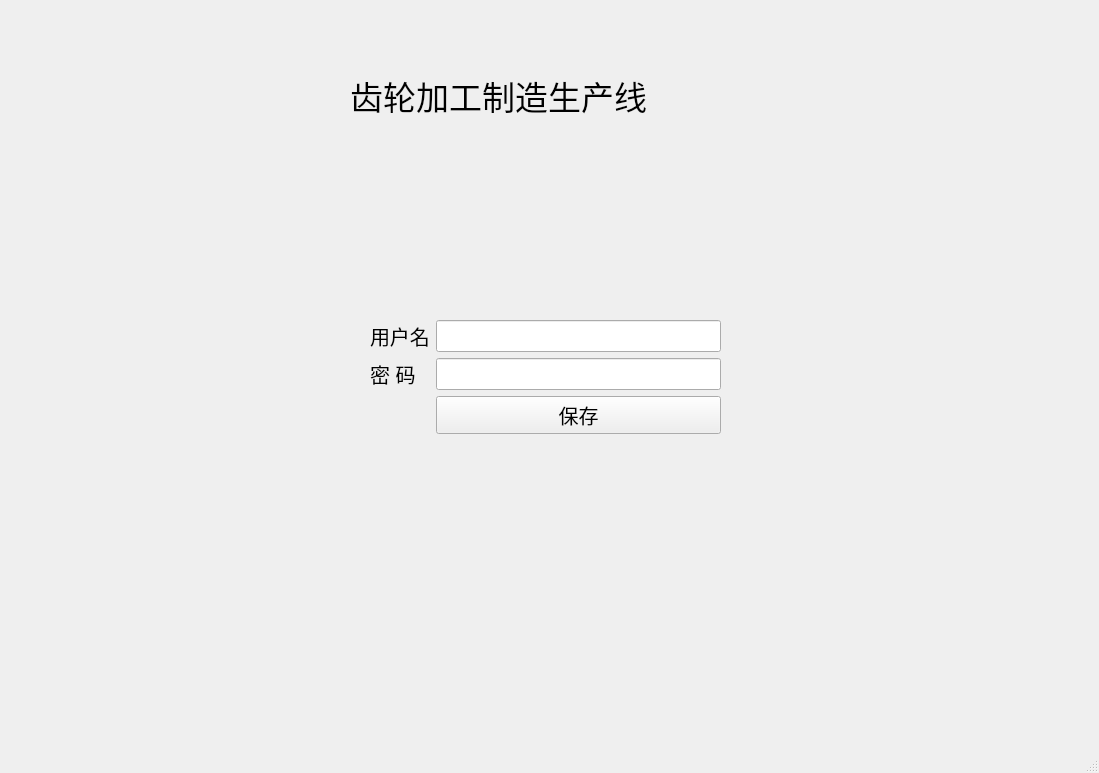
First picture: the form in mainUi.ui, repository lb123456789/mygit, before the edit.
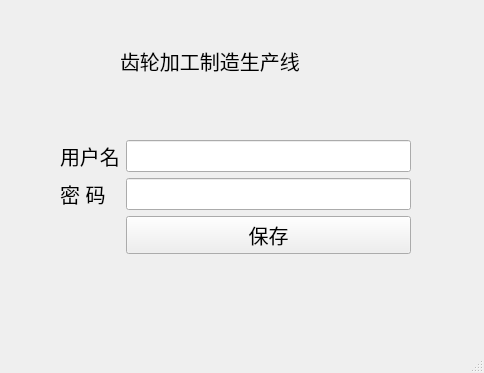
Second picture: the form after the edit.

Commit message: 界面切换

The edit to the form file:
```diff
--- a/mainUi.ui
+++ b/mainUi.ui
@@ -6,8 +6,8 @@
    <rect>
     <x>0</x>
     <y>0</y>
-    <width>1099</width>
-    <height>773</height>
+    <width>484</width>
+    <height>373</height>
    </rect>
   </property>
   <property name="windowTitle">
@@ -17,8 +17,8 @@
    <widget class="QWidget" name="formLayoutWidget">
     <property name="geometry">
      <rect>
-      <x>370</x>
-      <y>320</y>
+      <x>60</x>
+      <y>140</y>
       <width>351</width>
       <height>141</height>
      </rect>
@@ -83,15 +83,15 @@
    <widget class="QLabel" name="labeltext4_2">
     <property name="geometry">
      <rect>
-      <x>350</x>
-      <y>20</y>
-      <width>431</width>
-      <height>151</height>
+      <x>120</x>
+      <y>30</y>
+      <width>231</width>
+      <height>61</height>
      </rect>
     </property>
     <property name="font">
      <font>
-      <pointsize>25</pointsize>
+      <pointsize>15</pointsize>
      </font>
     </property>
     <property name="text">
```
Left out of the diff: 2 changed lines with no effect on the pictures. The commit also changes 2 other files.
